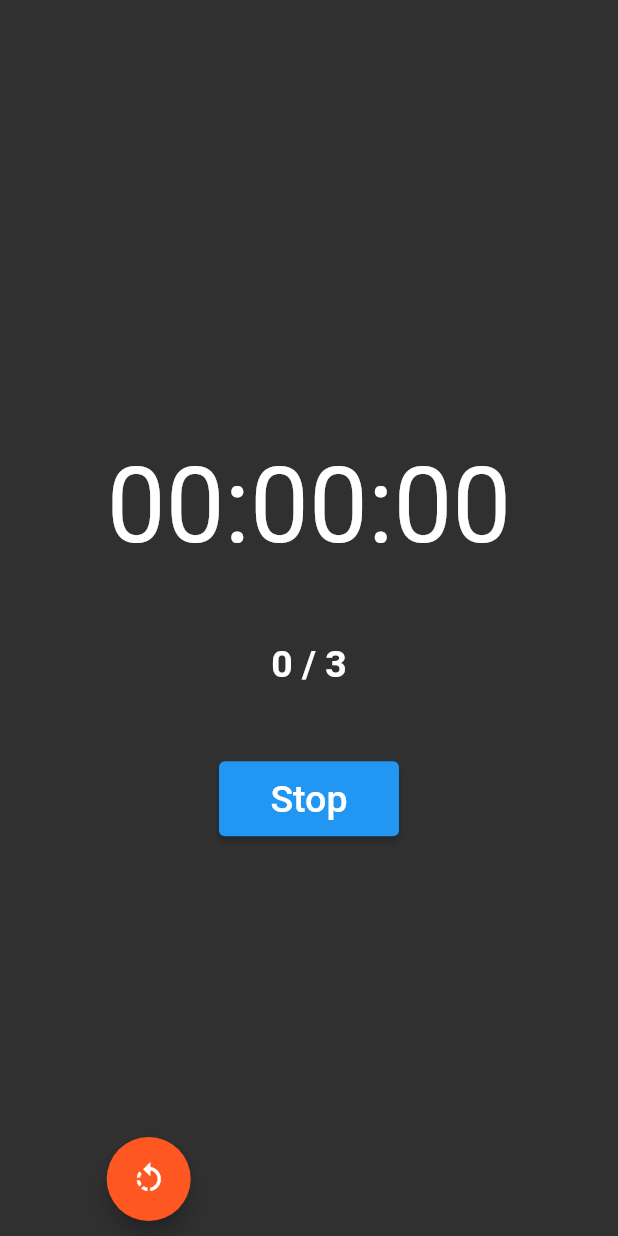
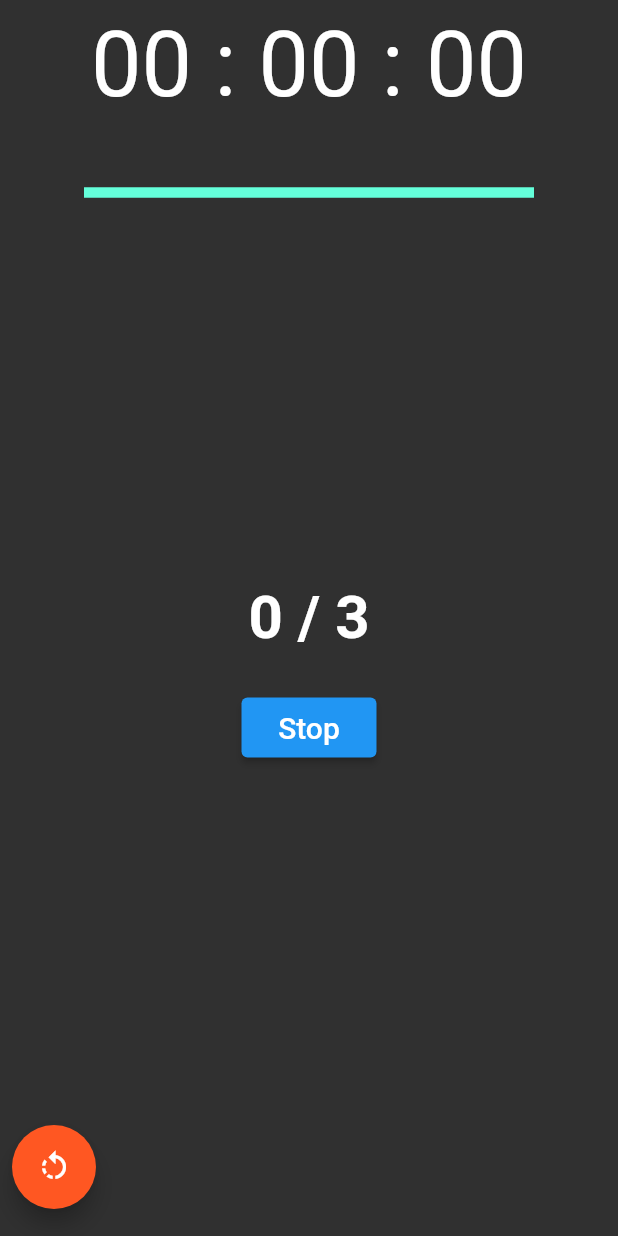
Before and after one commit to potatoCompletion/studyHelper, a Flutter app: the Atimer screen opened directly, after a tap on "Start", after a tap on the "rotate left" icon, on a phone screen of 412 x 824 dp. Run offline on Flutter 3.47's test engine with Material 2 defaults, Android fonts, the phone set to English and light mode, and no system bars; our stand-ins replace rflutter_alert, table_calendar; missing offline and left inert: scratcher.

Commit message:
2021-05-22 timer design fix / add stopWatch laptime by potatoCompletion

```diff
--- a/lib/ui/global-variable/global-state.dart
+++ b/lib/ui/global-variable/global-state.dart
@@ -27,6 +27,10 @@
 class TimerVal {
   int stopCount = 0;
   String labTime;
+
+  void addStopCount() {
+    stopCount++;
+  }
 }
 
 //////////////////////////////////////////////////////////
--- a/lib/ui/timer/atimer.dart
+++ b/lib/ui/timer/atimer.dart
@@ -2,6 +2,7 @@ import 'dart:async';
 
 import 'package:flutter/material.dart';
 import '../global-variable/global-state.dart';
+import '../timer/line_painter.dart';
 
 //누적식 타이머(스톱워치) 구현
 class Atimer extends StatefulWidget {
@@ -12,14 +13,17 @@ class Atimer extends StatefulWidget {
 class AtimerState extends State<Atimer> {
   Stopwatch _stopwatch;
   Timer _timer;
+
   var timerVal = new TimerVal();
+
+  List _lapTimes = [];
 
   String formatTime(int milliseconds) {
     var secs = milliseconds ~/ 1000;
     var hours = (secs ~/ 3600).toString().padLeft(2, '0');
     var minutes = ((secs % 3600) ~/ 60).toString().padLeft(2, '0');
     var seconds = (secs % 60).toString().padLeft(2, '0');
-    return "$hours:$minutes:$seconds";
+    return "$hours : $minutes : $seconds";
   }
 
   @override
@@ -41,7 +45,7 @@ class AtimerState extends State<Atimer> {
   void handleStartStop() {
     if (_stopwatch.isRunning) {
       _stopwatch.stop();
-      timerVal.stopCount++;
+      timerVal.addStopCount();
     } else {
       _stopwatch.start();
     }
@@ -52,6 +56,7 @@ class AtimerState extends State<Atimer> {
     setState(() {
       _stopwatch.reset();
       timerVal.stopCount = 0;
+      _lapTimes.clear();
     });
   }
 
@@ -60,42 +65,68 @@ class AtimerState extends State<Atimer> {
     return Scaffold(
       // Background Color setup
       backgroundColor: Colors.grey[850],
-      body: Center(
-        child: Padding(
-          padding: const EdgeInsets.only(top:30),
+      body: Padding(
+          padding: EdgeInsets.all(8.0),
           child: Stack(children: <Widget>[
-          Column(
+            Row(
               mainAxisAlignment: MainAxisAlignment.center,
               children: <Widget>[
+                Column(mainAxisAlignment: MainAxisAlignment.start, children: <
+                    Widget>[
                   Text(formatTime(_stopwatch.elapsedMilliseconds),
-                  style: TextStyle(color: Colors.white, fontSize: 70.0)),
-              // making distance between Text and Button
+                      style: TextStyle(color: Colors.white, fontSize: 60.0)),
                   SizedBox(
                     height: 50.0,
                   ),
+                  Container(
+                      height: 30,
+                      width: 300,
+                      child: Center(
+                          child: CustomPaint(
+                        size: Size(300, 200),
+                        painter: LinePainter(),
+                      ))),
+                  Container(
+                    width: 300,
+                    height: 200,
+                    child: ListView(
+                      children: _lapTimes
+                          .map((time) => Center(child: RichText(text: time)))
+                          .toList(),
+                    ),
+                  ),
+                  // making distance between Text and Button
+                  SizedBox(
+                    height: 30.0,
+                  ),
                   stopCountMention,
                   SizedBox(
-                height: 50.0,
+                    height: 30.0,
                   ),
                   // Icon Box design
                   SizedBox(
                     // Icon Box attributes
-                height: 50.0,
-                width: 120.0,
+                    height: 40.0,
+                    width: 90.0,
                     // box child -> Elevated Button
                     child: ElevatedButton(
                         onPressed: () {
                           handleStartStop();
+                          setState(() {
+                            _recordLapTime(
+                                formatTime(_stopwatch.elapsedMilliseconds));
+                          });
                         },
                         child: Text(
                           _stopwatch.isRunning ? 'Stop' : 'Start',
                           style: TextStyle(
                             color: Colors.white,
-                        fontSize: 25.0,
+                            fontSize: 20.0,
                             //fontWeight: FontWeight.bold,
                           ),
                         )),
                   ),
+                ])
               ],
             ),
             Positioned(
@@ -109,25 +140,45 @@ class AtimerState extends State<Atimer> {
                   child: Icon(Icons.rotate_left),
                 )),
           ])),
-      ),
     );
   }
 
   Text get stopCountMention {
-    if (timerVal.stopCount >= 3) {
     return Text('${timerVal.stopCount} / 3',
         style: TextStyle(
-            color: Colors.red,
-            fontSize: 25.0,
-            fontWeight: FontWeight.bold,
-          ));
-    } else {
-      return Text('${timerVal.stopCount} / 3',
-          style: TextStyle(
-            color: Colors.white,
-            fontSize: 25.0,
+          color: timerVal.stopCount >= 3 ? Colors.red : Colors.white,
+          fontSize: 40.0,
           fontWeight: FontWeight.bold,
         ));
   }
+
+  void _recordLapTime(String time) {
+    _lapTimes.insert(0, _lapText);
+  }
+
+  String get _lapTimeState {
+    if (_stopwatch.isRunning) {
+      if (_lapTimes.isEmpty) {
+        return 'start';
+      } else {
+        return 'restart';
+      }
+    } else {
+      return 'stop';
     }
   }
+
+  TextSpan get _lapText {
+    return TextSpan(
+      text: _lapTimeState,
+      style: TextStyle(
+          fontSize: 30,
+          color: _lapTimeState == 'stop' ? Colors.red : Colors.green),
+      children: <TextSpan>[
+        TextSpan(
+            text: '   ${formatTime(_stopwatch.elapsedMilliseconds)}',
+            style: TextStyle(color: Colors.white)),
+      ],
+    );
+  }
+}
--- a/lib/ui/timer/dtimer.dart
+++ b/lib/ui/timer/dtimer.dart
@@ -2,6 +2,7 @@ import 'package:flutter/material.dart';
 
 import 'timer_painter.dart';
 import '../global-variable/global-state.dart';
+import '../timer/line_painter.dart';
 
 // 차감식 타이머 위젯 구현
 class Dtimer extends StatefulWidget {
@@ -35,11 +36,12 @@ class DtimerState extends State<Dtimer> with TickerProviderStateMixin {
   // 차감식 타이머 구현 위젯
   @override
   Widget build(BuildContext context) {
-    ThemeData themeData = Theme.of(context);
     return Scaffold(
       body: Padding(
         padding: EdgeInsets.all(8.0),
-        child: Stack(children: <Widget>[Column(
+        child: Stack(
+          children: <Widget>[
+            Column(
               mainAxisAlignment: MainAxisAlignment.center,
               children: <Widget>[
                 Expanded(
@@ -76,7 +78,8 @@ class DtimerState extends State<Dtimer> with TickerProviderStateMixin {
                                 // First Animated Builder -> Text
                                 AnimatedBuilder(
                                     animation: controller,
-                                builder: (BuildContext context, Widget child) {
+                                    builder:
+                                        (BuildContext context, Widget child) {
                                       return Text(
                                         _timerMention,
                                         style: TextStyle(
@@ -93,7 +96,8 @@ class DtimerState extends State<Dtimer> with TickerProviderStateMixin {
                                 // Second Animated Builder -> Numerical value
                                 AnimatedBuilder(
                                     animation: controller,
-                                builder: (BuildContext context, Widget child) {
+                                    builder:
+                                        (BuildContext context, Widget child) {
                                       return Text(
                                         timerString,
                                         //style: themeData.textTheme.headline4,
@@ -112,6 +116,16 @@ class DtimerState extends State<Dtimer> with TickerProviderStateMixin {
                     ),
                   ),
                 ),
+                Container(
+                    height: 30,
+                    width: 300,
+                    child: Center(
+                        child: CustomPaint(
+                          size: Size(300, 200),
+                          painter: LinePainter(),
+                        )
+                    )
+                ),
                 stopCountMention,
                 Container(
                   margin: EdgeInsets.all(8.0),
@@ -128,7 +142,7 @@ class DtimerState extends State<Dtimer> with TickerProviderStateMixin {
                         onPressed: () {
                           if (controller.isAnimating) {
                             controller.stop(canceled: true);
-                        timerVal.stopCount++;
+                            timerVal.addStopCount();
                           } else {
                             controller.reverse(
                                 from: controller.value == 0.0
@@ -178,14 +192,14 @@ class DtimerState extends State<Dtimer> with TickerProviderStateMixin {
       return Text('${timerVal.stopCount} / 3',
           style: TextStyle(
             color: Colors.red,
-            fontSize: 25.0,
+            fontSize: 40.0,
             fontWeight: FontWeight.bold,
           ));
     } else {
       return Text('${timerVal.stopCount} / 3',
           style: TextStyle(
             color: Colors.white,
-            fontSize: 25.0,
+            fontSize: 40.0,
             fontWeight: FontWeight.bold,
           ));
     }
@@ -194,9 +208,9 @@ class DtimerState extends State<Dtimer> with TickerProviderStateMixin {
 //차감식 타이머 멘트 설정
   String get _timerMention {
     if (controller.isAnimating) {
-      return '열공중입니다';
+      return '열공중입니다!!';
     } else {
-      return '준비중입니다';
+      return '준비중입니다..';
     }
   }
 
@@ -207,4 +221,3 @@ class DtimerState extends State<Dtimer> with TickerProviderStateMixin {
     });
   }
 }
-//TODO : 초기화 버튼 만들어
--- /dev/null
+++ b/lib/ui/timer/line_painter.dart
@@ -0,0 +1,20 @@
+import 'package:flutter/material.dart';
+
+class LinePainter extends CustomPainter {
+  @override
+  void paint(Canvas canvas, Size size) {
+    var paint = Paint()
+      ..color = Colors.tealAccent
+      ..strokeWidth = 7;
+
+    Offset start = Offset(0, size.height / 100);
+    Offset end = Offset(size.width, size.height / 100);
+
+    canvas.drawLine(start, end, paint);
+  }
+
+  @override
+  bool shouldRepaint(CustomPainter oldDelegate) {
+    return false;
+  }
+}
```
Lines whose indentation alone changed are shown as unchanged.
